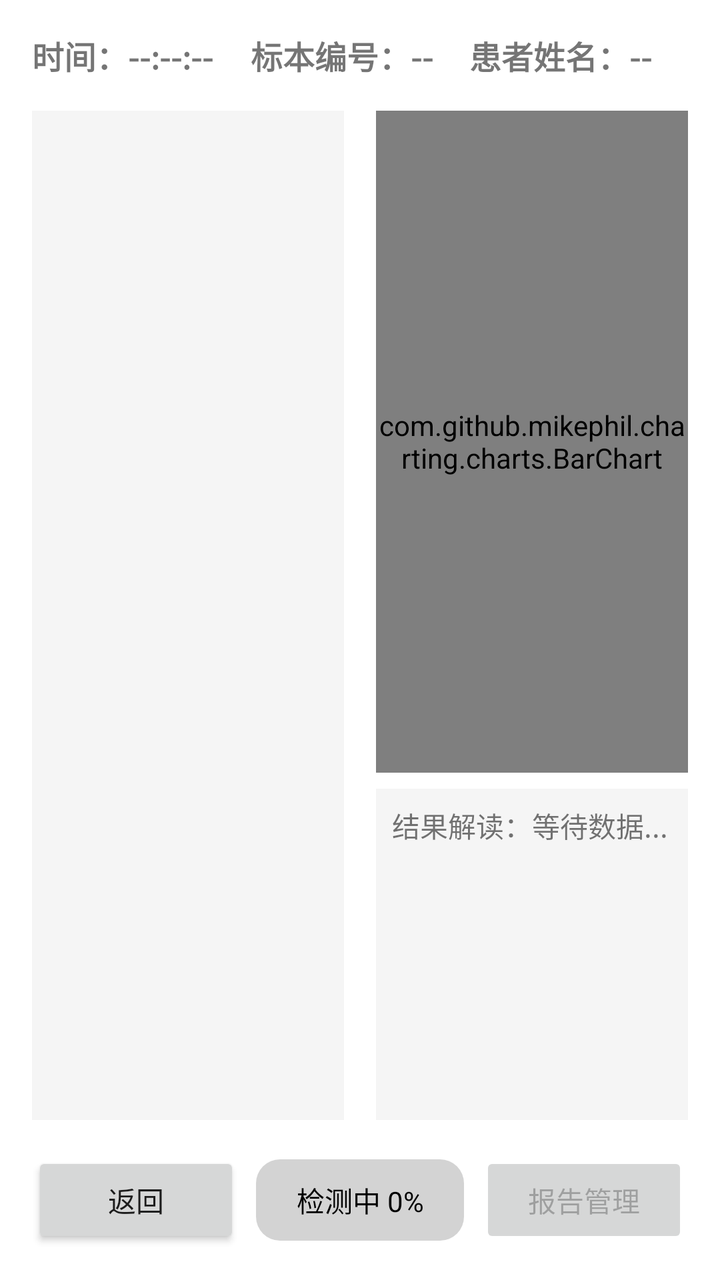
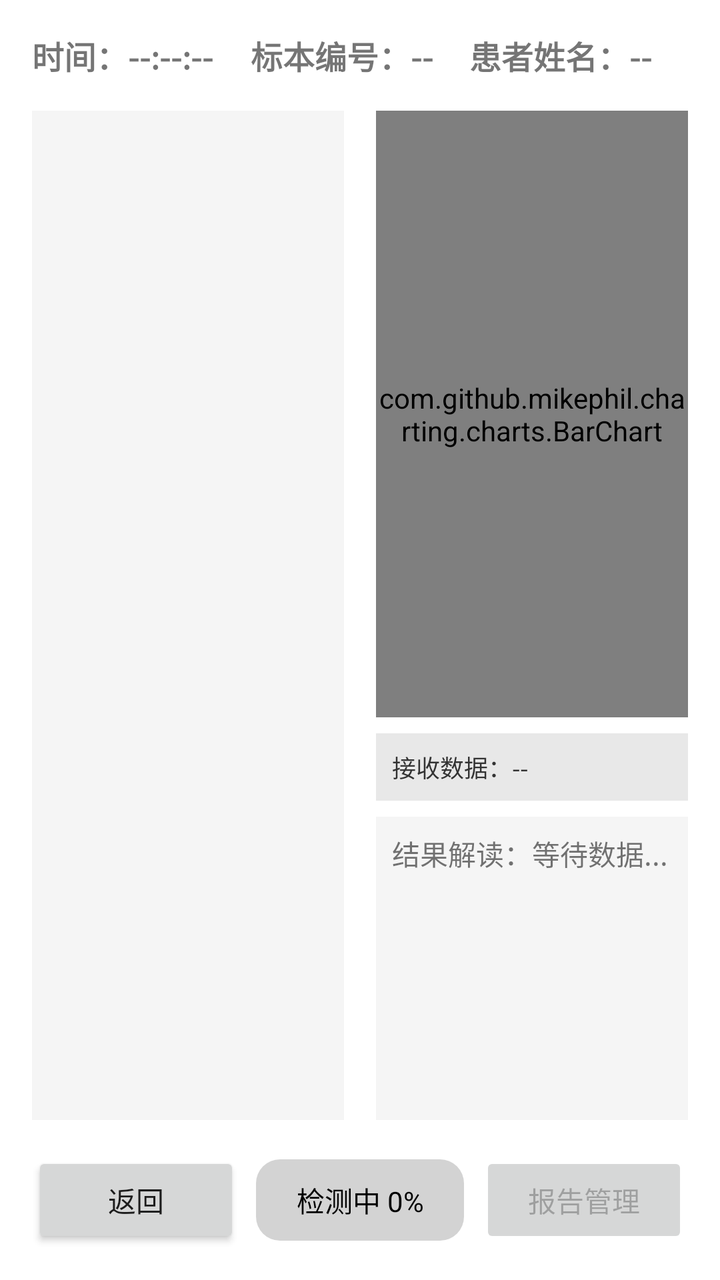

Before-and-after screenshots of an Android layout around one commit, followed by the original layout XML and the change that was made.
<!-- AndroidManifest.xml: application theme Theme.WellYearn -->
<!-- res/layout/activity_test2.xml -->
<?xml version="1.0" encoding="utf-8"?>
<LinearLayout xmlns:android="http://schemas.android.com/apk/res/android"
    xmlns:app="http://schemas.android.com/apk/res-auto"
    xmlns:tools="http://schemas.android.com/tools"
    android:id="@+id/main"
    android:layout_width="match_parent"
    android:layout_height="match_parent"
    android:orientation="vertical"
    android:padding="16dp"
    tools:context=".Test2Activity">
    
    <LinearLayout
        android:layout_width="match_parent"
        android:layout_height="wrap_content"
        android:orientation="horizontal"
        android:gravity="center_vertical"
        android:layout_marginBottom="16dp">

        <TextView
            android:id="@+id/textCurrentTime"
            android:layout_width="0dp"
            android:layout_height="wrap_content"
            android:layout_weight="1"
            android:text="时间：--:--:--"
            android:textSize="16sp"
            android:textStyle="bold" />

        <TextView
            android:id="@+id/textSpecimenNo"
            android:layout_width="0dp"
            android:layout_height="wrap_content"
            android:layout_weight="1"
            android:text="标本编号：--"
            android:textSize="16sp"
            android:textStyle="bold" />

        <TextView
            android:id="@+id/textPatientName"
            android:layout_width="0dp"
            android:layout_height="wrap_content"
            android:layout_weight="1"
            android:text="患者姓名：--"
            android:textSize="16sp"
            android:textStyle="bold" />
    </LinearLayout>

    
    <LinearLayout
        android:layout_width="match_parent"
        android:layout_height="0dp"
        android:layout_weight="1"
        android:orientation="horizontal"
        android:layout_marginBottom="16dp">

        
        <ScrollView
            android:layout_width="0dp"
            android:layout_height="match_parent"
            android:layout_weight="1"
            android:layout_marginEnd="8dp"
            android:background="#F5F5F5">

            <TableLayout
                android:id="@+id/tableSingleChannel"
                android:layout_width="match_parent"
                android:layout_height="wrap_content"
                android:stretchColumns="1" />

        </ScrollView>

        
        <LinearLayout
            android:layout_width="0dp"
            android:layout_height="match_parent"
            android:layout_weight="1"
            android:orientation="vertical"
            android:layout_marginStart="8dp">

            
            <com.github.mikephil.charting.charts.BarChart
                android:id="@+id/barChart"
                android:layout_width="match_parent"
                android:layout_height="0dp"
                android:layout_weight="2"
                android:layout_marginBottom="8dp" />

            
            <TextView
                android:id="@+id/textResultInterpretation"
                android:layout_width="match_parent"
                android:layout_height="0dp"
                android:layout_weight="1"
                android:background="#F5F5F5"
                android:padding="8dp"
                android:text="结果解读：等待数据..."
                android:textSize="14sp" />
        </LinearLayout>
    </LinearLayout>

    
    <LinearLayout
        android:layout_width="match_parent"
        android:layout_height="wrap_content"
        android:orientation="horizontal"
        android:gravity="center_vertical">

        <Button
            android:id="@+id/buttonBack"
            android:layout_width="0dp"
            android:layout_height="wrap_content"
            android:layout_weight="1"
            android:text="返回"
            android:layout_marginEnd="8dp" />

        <TextView
            android:id="@+id/textDetectionProgress"
            android:layout_width="0dp"
            android:layout_height="wrap_content"
            android:layout_weight="1"
            android:gravity="center"
            android:text="检测中 0%"
            android:background="@drawable/rounded_button_bg"
            android:textColor="#000000"
            android:padding="10dp"
            android:layout_marginEnd="8dp" />

        <Button
            android:id="@+id/buttonReportManage"
            android:layout_width="0dp"
            android:layout_height="wrap_content"
            android:layout_weight="1"
            android:text="报告管理"
            android:enabled="false" />
    </LinearLayout>

</LinearLayout>
<!-- resources referenced by this layout -->
<resources>
  <!-- drawable rounded_button_bg (drawable) -->
  <?xml version="1.0" encoding="utf-8"?>
  <shape xmlns:android="http://schemas.android.com/apk/res/android"
      android:shape="rectangle">
      <corners android:radius="12dp" />
      <solid android:color="#D3D3D3" />
  </shape>
  <style name="Theme.WellYearn" parent="Theme.MaterialComponents.DayNight.DarkActionBar">
          
          <item name="colorPrimary">@color/purple_500</item>
          <item name="colorPrimaryVariant">@color/purple_700</item>
          <item name="colorOnPrimary">@color/white</item>
          
          <item name="colorSecondary">@color/teal_200</item>
          <item name="colorSecondaryVariant">@color/teal_700</item>
          <item name="colorOnSecondary">@color/black</item>
          
          <item name="android:statusBarColor">?attr/colorPrimaryVariant</item>
          
      </style>
  <color name="purple_500">#FF6200EE</color>
  <color name="purple_700">#FF3700B3</color>
  <color name="white">#FFFFFFFF</color>
  <color name="teal_200">#FF03DAC5</color>
  <color name="teal_700">#FF018786</color>
  <color name="black">#FF000000</color>
</resources>

<!-- the commit's change to res/layout/activity_test2.xml (unified diff, before → after) -->
@@ -84,6 +84,17 @@
                 android:layout_weight="2"
                 android:layout_marginBottom="8dp" />
 
+            <TextView
+                android:id="@+id/textReceivedData"
+                android:layout_width="match_parent"
+                android:layout_height="wrap_content"
+                android:background="#E8E8E8"
+                android:padding="8dp"
+                android:textSize="12sp"
+                android:textColor="#333333"
+                android:layout_marginBottom="8dp"
+                android:text="接收数据：--" />
+
             
             <TextView
                 android:id="@+id/textResultInterpretation"
